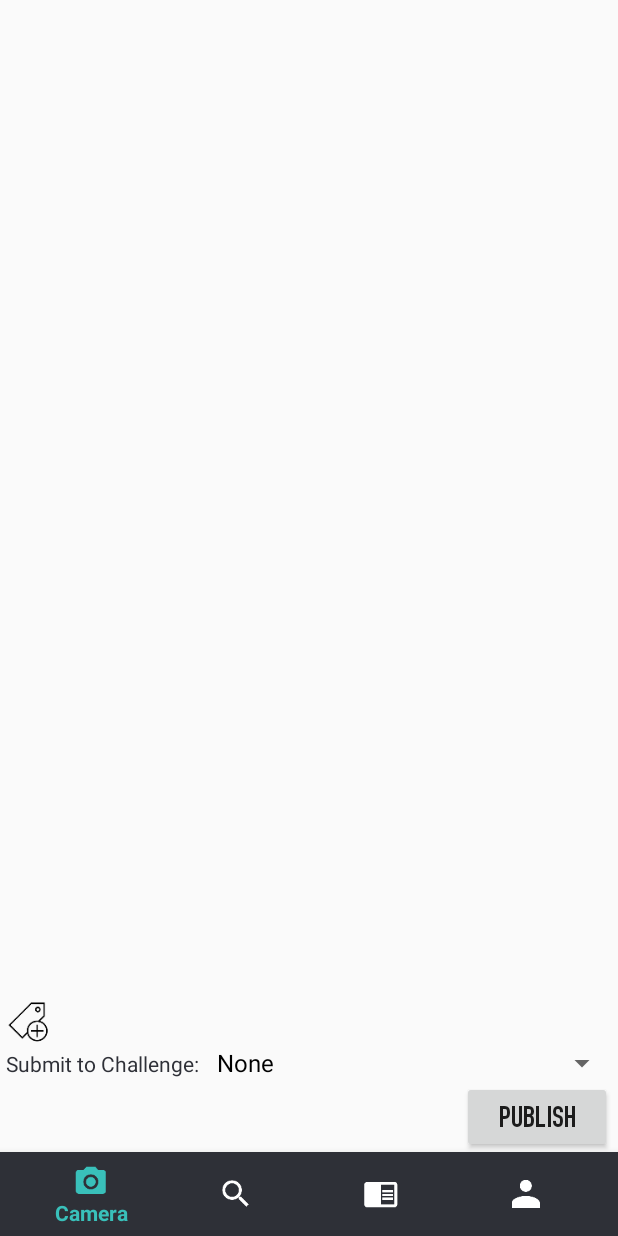
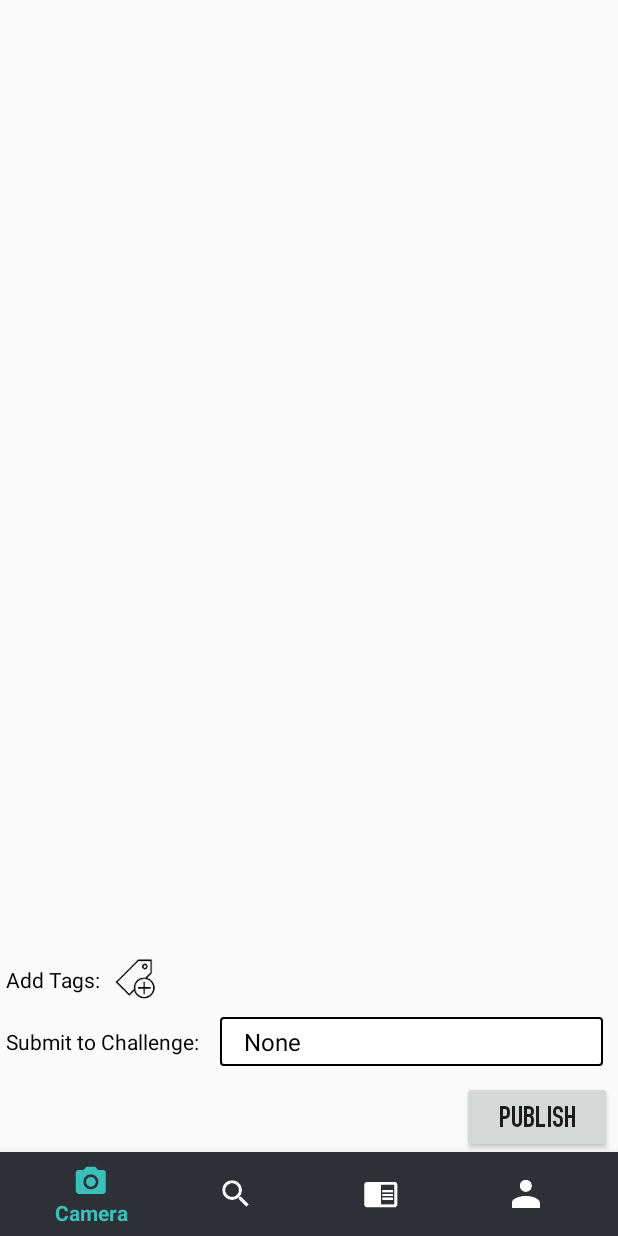
Before and after one commit to Jia-Yao/PICoachU, an Android app: the PublishActivity screen opened directly, with no data from a screen before it, on a phone screen of 412 x 824 dp. Run offline under Robolectric (Android 15) with nearby library versions, the phone set to English and light mode, and no system bars; libraries missing offline, so code that uses them is left out: org.json.simple; 2 statements that could not run were skipped.

Commit message:
add addtag text, add border for spinner

```diff
--- a/PICoachU/app/src/main/java/cs147/picoachu/PublishActivity.java
+++ b/PICoachU/app/src/main/java/cs147/picoachu/PublishActivity.java
@@ -206,6 +206,9 @@ public class PublishActivity extends AppCompatActivity {
         });
 
         // Set add tag button
+//        TextView addTagText = (TextView) findViewById(R.id.addTagText);
+//        addTagText.setTypeface(type_reg);
+
         addTagsView = (LinearLayout) findViewById(R.id.addTagsView);
         final LinearLayout.LayoutParams lp = new LinearLayout.LayoutParams(ViewGroup.LayoutParams.WRAP_CONTENT, ViewGroup.LayoutParams.WRAP_CONTENT);
         lp.setMargins(4, 0, 4, 0);
--- /dev/null
+++ b/PICoachU/app/src/main/res/drawable/border.xml
@@ -0,0 +1,9 @@
+<shape xmlns:android="http://schemas.android.com/apk/res/android"
+    android:shape="rectangle">
+    <solid android:color="@color/colorPrimary" />
+    <corners android:radius="6dip" />
+    <stroke
+        android:color="@color/colorAccent"
+        android:width="2dp" />
+
+</shape>
--- /dev/null
+++ b/PICoachU/app/src/main/res/drawable/gradient_spinner.xml
@@ -0,0 +1,18 @@
+<?xml version="1.0" encoding="utf-8"?>
+<selector xmlns:android="http://schemas.android.com/apk/res/android">
+
+    <item><layer-list>
+            <item><shape>
+                    <gradient android:angle="90" android:endColor="#FFFFFF" android:startColor="#FFFFFF" android:type="linear" />
+
+                    <stroke android:width="1dp" android:color="#000000" />
+
+                    <corners android:radius="2dp" />
+
+                    <!--<padding android:bottom="0dp" android:left="3dp" android:right="3dp" android:top="3dp" />-->
+                </shape></item>
+            <!--<item ><bitmap android:gravity="bottom|right" android:src="@drawable/rightarrow" />-->
+            <!--</item>-->
+        </layer-list></item>
+
+</selector>
--- a/PICoachU/app/src/main/res/layout/activity_publish.xml
+++ b/PICoachU/app/src/main/res/layout/activity_publish.xml
@@ -61,6 +61,16 @@
                     android:layout_height="wrap_content"
                     android:orientation="horizontal">
 
+                    <TextView
+                        android:id="@+id/addTagText"
+                        android:layout_width="wrap_content"
+                        android:layout_height="wrap_content"
+                        android:layout_gravity="center_vertical"
+                        android:layout_weight="1"
+                        android:paddingRight="5dp"
+                        android:text="Add Tags: "
+                        android:textColor="@android:color/black" />
+
                     <LinearLayout
                         android:id="@+id/addTagsView"
                         android:layout_width="wrap_content"
@@ -85,15 +95,20 @@
                     android:id="@+id/submitChallenge"
                     android:layout_width="wrap_content"
                     android:layout_height="wrap_content"
+                    android:layout_gravity="center_vertical"
                     android:layout_marginRight="4dp"
+                    android:gravity="center_vertical"
                     android:text="@string/submitChallenge"
-                    android:textColor="@color/colorPrimaryDark" />
+                    android:textColor="@android:color/black" />
 
                 <Spinner
                     android:id="@+id/challengeDropDown"
+                    style="@style/spinner_style"
                     android:layout_width="match_parent"
                     android:layout_height="wrap_content"
+                    android:layout_gravity="center_vertical"
                     android:layout_weight="1"
+                    android:gravity="center_vertical"
                     android:textColor="@android:color/black" />
             </LinearLayout>
 
--- a/PICoachU/app/src/main/res/values/styles.xml
+++ b/PICoachU/app/src/main/res/values/styles.xml
@@ -13,4 +13,15 @@
         <item name="colorButtonNormal">@color/send_button_selector</item>
     </style>
 
+    <style name="spinner_style">
+        <item name="android:layout_width">match_parent</item>
+        <item name="android:layout_height">wrap_content</item>
+        <item name="android:background">@drawable/gradient_spinner</item>
+        <item name="android:layout_margin">10dp</item>
+        <item name="android:paddingLeft">8dp</item>
+        <item name="android:paddingRight">20dp</item>
+        <item name="android:paddingTop">5dp</item>
+        <item name="android:paddingBottom">5dp</item>
+        <item name="android:popupBackground">#DFFFFFFF</item>
+    </style>
 </resources>
```
